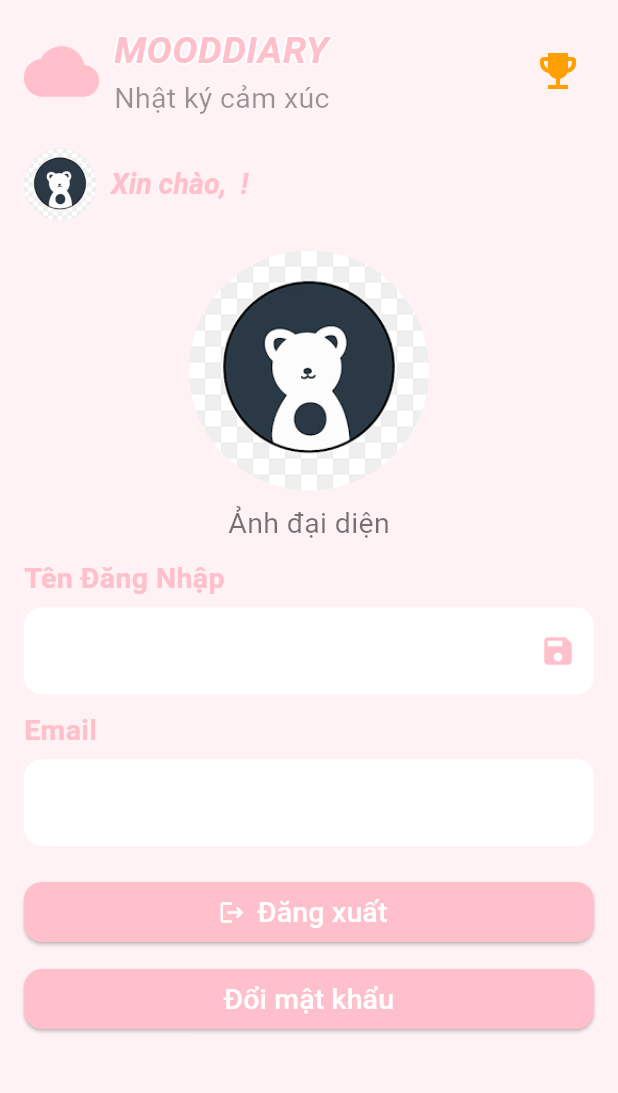
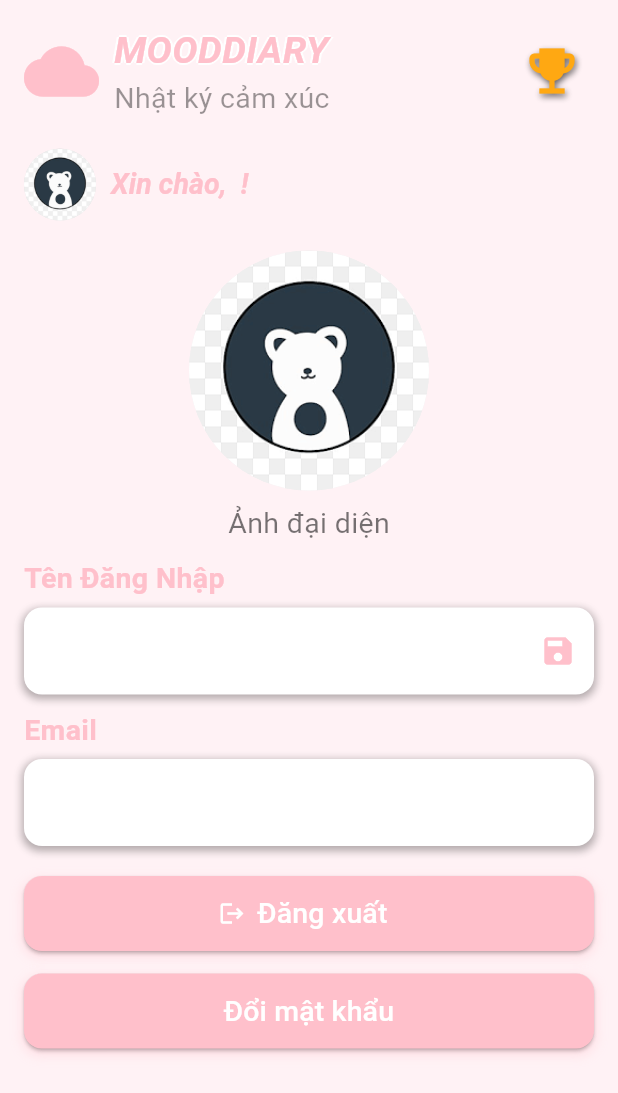
Before and after one commit to ThucNgan-04/MoodDiary, a Flutter app: the HomeContent screen opened directly, on a phone screen of 412 x 824 dp. Shown: the top 1093 px of the screen. Run offline on Flutter 3.47's test engine with Material 3 defaults, Android fonts, the light colour scheme and no system bars; our stand-ins replace fl_chart, flutter_secure_storage, image_picker, screenshot, share_plus, shared_preferences and 1 more; missing offline and left inert: translator; accounts and stored records are empty.

Commit message:
First commit: upload full project

```diff
--- a/Flutter/moods_diary/lib/screens/home_content.dart
+++ b/Flutter/moods_diary/lib/screens/home_content.dart
@@ -194,7 +194,19 @@
                       ),
                       const SizedBox(height: 6),
 
-                      TextField(
+                      Container(
+                        decoration: BoxDecoration(
+                          borderRadius: BorderRadius.circular(12),
+                          boxShadow: [
+                            BoxShadow(
+                              color: const Color.fromARGB(255, 0, 0, 0).withOpacity(0.3), // Màu bóng
+                              spreadRadius: 1, // Độ lan rộng nhẹ
+                              blurRadius: 4, // Độ mờ
+                              offset: const Offset(0, 2), // Đổ bóng xuống dưới
+                            ),
+                          ],
+                        ),
+                        child: TextField(
                           controller: usernameController,
                           readOnly: false,
                           style: const TextStyle(
@@ -203,7 +215,7 @@
                           ),
                           decoration: InputDecoration(
                             filled: true,
-                          fillColor: Colors.white,
+                            fillColor: Colors.white, // Nền trắng của TextField
                             border: OutlineInputBorder(
                               borderRadius: BorderRadius.circular(12),
                               borderSide: BorderSide.none,
@@ -212,6 +224,7 @@
                               icon: Icon(Icons.save, color: selectedColor),
                               tooltip: 'Lưu thay đổi',
                               onPressed: _updateUsername,
+                            ),
                           ),
                         ),
                       ),
@@ -229,7 +242,20 @@
                         ),
                       ),
                       const SizedBox(height: 6),
-                      TextField(
+
+                      Container(
+                        decoration: BoxDecoration(
+                          borderRadius: BorderRadius.circular(12),
+                          boxShadow: [
+                            BoxShadow(
+                              color: const Color.fromARGB(255, 0, 0, 0).withOpacity(0.3), // Màu bóng
+                              spreadRadius: 1, // Độ lan rộng nhẹ
+                              blurRadius: 4, // Độ mờ
+                              offset: const Offset(0, 2), // Đổ bóng xuống dưới
+                            ),
+                          ],
+                        ),
+                        child:  TextField(
                           controller: emailController,
                           readOnly: true,
                           style: const TextStyle(
@@ -245,10 +271,24 @@
                             ),
                           ),
                         ),
+                      ),
                       const SizedBox(height: 20),
 
                       // Nút đăng xuất
-                      SizedBox(
+                      Container(
+                        decoration: BoxDecoration(
+                          borderRadius: BorderRadius.circular(12),
+                          boxShadow: [
+                            BoxShadow(
+                              color: primaryColor.withOpacity(0.4), // Dùng màu chủ đạo để đổ bóng
+                              spreadRadius: 1,
+                              blurRadius: 6,
+                              offset: const Offset(0, 3), // Đổ bóng xuống dưới
+                            ),
+                          ],
+                        ),
+                        child:  SizedBox(
+                          height: 50,
                           width: double.infinity,
                           child: ElevatedButton.icon(
                             onPressed: _logout,
@@ -263,9 +303,23 @@
                             ),
                           ),
                         ),
-                      const SizedBox(height: 10),
+                      ),
+                      const SizedBox(height: 15),
                       // Nút đổi mật khẩu
-                      SizedBox(
+                      Container(
+                        decoration: BoxDecoration(
+                          borderRadius: BorderRadius.circular(12),
+                          boxShadow: [
+                            BoxShadow(
+                              color: primaryColor.withOpacity(0.4), // Dùng màu chủ đạo để đổ bóng
+                              spreadRadius: 1,
+                              blurRadius: 6,
+                              offset: const Offset(0, 3), // Đổ bóng xuống dưới
+                            ),
+                          ],
+                        ),
+                        child:  SizedBox(
+                          height: 50,
                           width: double.infinity,
                           child: ElevatedButton(
                             onPressed: () {
@@ -283,8 +337,10 @@
                                 borderRadius: BorderRadius.circular(12),
                               ),
                             ),
-                          child: const AutoText("Đổi mật khẩu",
-                              style: TextStyle(color: Colors.white)),
+                            child: const AutoText(
+                              "Đổi mật khẩu",
+                              style: TextStyle(color: Colors.white), ),
+                          ),
                         ),
                       ),
                       const SizedBox(height: 10),
--- a/Flutter/moods_diary/lib/screens/thongke_screen.dart
+++ b/Flutter/moods_diary/lib/screens/thongke_screen.dart
@@ -1,6 +1,6 @@
 import 'package:flutter/material.dart';
 import 'package:provider/provider.dart';
-import 'package:fl_chart/fl_chart.dart'; // Cần cho PieChart/BarChart
+import 'package:fl_chart/fl_chart.dart';
 
 import '../widgets/user_sayhello.dart';
 import '../widgets/auto_text.dart';
@@ -21,7 +21,6 @@
 }
 
 class _ThongKeScreenState extends State<ThongKeScreen> with SingleTickerProviderStateMixin {
-  // Thay đổi từ 'late' sang nullable và khởi tạo lại trong initState
   TabController? _tabController;
   final MoodService _moodService = MoodService();
 
@@ -54,7 +53,7 @@
 
   @override
   void dispose() {
-    _tabController?.dispose(); // Sử dụng ?. để đảm bảo an toàn
+    _tabController?.dispose();
     super.dispose();
   }
 
@@ -194,7 +193,7 @@
     );
   }
 
-  // --- WIDGET NỘI DUNG TAB 1: CẢM XÚC THÁNG (Biểu đồ Tròn) ---
+  // --- CẢM XÚC THÁNG (Biểu đồ Tròn) ---
   Widget _buildEmotionStatTab(Color selectedColor) {
     return SingleChildScrollView(
       padding: const EdgeInsets.all(16),
@@ -242,7 +241,7 @@
                   },
                 ),
                 const SizedBox(height: 10),
-                // 2. Biểu đồ tròn
+                //Biểu đồ tròn
                 if (stats.isEmpty)
                   Container(
                     height: 200,
@@ -283,7 +282,7 @@
           ),
           const SizedBox(height: 20),
 
-          // 3. Phần Thống kê chi tiết (Icon + %)
+          //Phần Thống kê chi tiết (Icon + %)
           AutoText(
             "THỐNG KÊ CẢM XÚC THÁNG ${selectedMonth.month}",
             textAlign: TextAlign.center,
@@ -345,7 +344,7 @@
                   ),
                   child: AutoText(
                     aiSuggestion == "Đang phân tích..." ? "Đang phân tích..." : "Phân tích cảm xúc",
-                    style: const TextStyle(fontSize: 16, fontWeight: FontWeight.bold),
+                    style: const TextStyle(fontSize: 16, fontWeight: FontWeight.bold, color: Colors.white),
                   ),
                 ),
                 const SizedBox(height: 12),
@@ -388,13 +387,12 @@
     );
   }
 
-  //  LỆ CHUYỂN ĐỔI (Biểu đồ Đường) ---
+  // Tỷ LỆ CHUYỂN ĐỔI (Biểu đồ Đường) ---
   Widget _buildTrendChartTab() {
     return SingleChildScrollView(
       padding: const EdgeInsets.all(16),
       child: Column(
         children: [
-          // Biểu đồ đường của bạn
           ThongKeUserStatChart(
             year: selectedMonth.year,
             month: selectedMonth.month,
@@ -416,8 +414,6 @@
   Widget build(BuildContext context) {
     // Đảm bảo TabController đã sẵn sàng trước khi build các widget phụ thuộc
     if (_tabController == null) {
-      // Trong thực tế, điều này không nên xảy ra nếu TabController được khởi tạo
-      // trong initState, nhưng là một biện pháp an toàn.
       return const Center(child: CircularProgressIndicator());
     }
 
@@ -432,14 +428,13 @@
           backgroundColor: selectedColor.withOpacity(0.2),
           body: Column(
             children: [
-              // 1. Phần Chào hỏi người dùng
               const Padding(
                 padding: EdgeInsets.only(top: 16.0, left: 16.0, right: 16.0),
                 child: UserSayHello(),
               ),
               const SizedBox(height: 10),
 
-              // 2. Tab Bar
+              // Tab Bar
               TabBar(
                 // Sử dụng toán tử ! vì đã kiểm tra null ở trên
                 controller: _tabController!,
@@ -450,7 +445,7 @@
                 indicatorColor: selectedColor,
               ),
 
-              // 3. Tab Bar View (Nội dung từng tab)
+              //Tab Bar View (Nội dung từng tab)
               Expanded(
                 child: isLoading
                     ? const Center(child: CircularProgressIndicator())
--- a/Flutter/moods_diary/lib/services/storage_service.dart
+++ b/Flutter/moods_diary/lib/services/storage_service.dart
@@ -7,7 +7,6 @@
   static const _secureKeyPrefix = 'secure_';
   final FlutterSecureStorage _secure = const FlutterSecureStorage();
 
-  // Singleton pattern (tuỳ ý)
   static final StorageService _instance = StorageService._internal();
   factory StorageService() => _instance;
   StorageService._internal();
@@ -28,7 +27,6 @@
     await _secure.deleteAll();
   }
 
-  /// Migrate from SharedPreferences to secure storage (if SharedPreferences has token etc).
   Future<void> migrateFromPrefsIfNeeded(List<String> keysToMigrate) async {
     final prefs = await SharedPreferences.getInstance();
     for (final key in keysToMigrate) {
@@ -37,7 +35,6 @@
       if (current != null && (secureVal == null || secureVal.isEmpty)) {
         try {
           await writeSecure(key, current);
-          // optional: remove old pref
           await prefs.remove(key);
           if (kDebugMode) debugPrint('[StorageService] Migrated $key -> secure storage');
         } catch (e) {
@@ -47,7 +44,6 @@
     }
   }
 
-  /// Helper: read from secure first, fallback to SharedPreferences
   Future<String?> readSecureOrPrefs(String key) async {
     final s = await readSecure(key);
     if (s != null) return s;
--- a/Flutter/moods_diary/lib/utils/app_themes.dart
+++ b/Flutter/moods_diary/lib/utils/app_themes.dart
@@ -1,6 +1,4 @@
-// tạo các chủ đề giao diện, dựa trên SettingProvider
 // lib/utils/app_themes.dart
-
 import 'package:flutter/material.dart';
 import '../providers/setting_provider.dart';
 
--- a/Flutter/moods_diary/lib/widgets/custom_button.dart
+++ b/Flutter/moods_diary/lib/widgets/custom_button.dart
@@ -1,17 +1,16 @@
 // lib/widgets/custom_button.dart
-
 import 'package:flutter/material.dart';
 
 class CustomButton extends StatelessWidget {
   final String text;
   final VoidCallback? onPressed;
-  final String? fontFamily; // Đã bỏ 'required' nếu bạn không sử dụng
+  final String? fontFamily;
 
   const CustomButton({
     super.key,
     required this.text,
     required this.onPressed,
-    this.fontFamily, // Đã bỏ 'required' nếu bạn không sử dụng
+    this.fontFamily,
   });
 
   @override
@@ -21,7 +20,7 @@
       child: Text(
         text,
         style: TextStyle(
-          fontFamily: fontFamily, // Dùng fontFamily nếu có
+          fontFamily: fontFamily,
         ),
       ),
     );
--- a/Flutter/moods_diary/lib/widgets/user_sayhello.dart
+++ b/Flutter/moods_diary/lib/widgets/user_sayhello.dart
@@ -81,7 +81,6 @@
                 IconButton(
                   tooltip: "Xem huy hiệu cảm xúc",
                   onPressed: () async {
-                    // Khi bấm vào → chuyển sang BadgeScreen và tắt chấm đỏ
                     await Navigator.push(
                       context,
                       MaterialPageRoute(builder: (context) => const BadgeScreen()),
@@ -89,18 +88,23 @@
                   },
                   icon: Icon(
                     Icons.emoji_events,
-                    color: Colors.amber[700],
-                    size: 32,
+                    color: const Color.fromARGB(255, 255, 168, 18),
+                    size: 40,
+                    shadows: [
+                        Shadow(
+                          offset: const Offset(1.0, 2.0), // Đổ bóng nhẹ xuống dưới và sang phải
+                          blurRadius: 5.0,
+                          color: Colors.black.withOpacity(0.6),
+                        ),
+                    ],
                   ),
                 ),
               ],
             ),
           ],
         ),
-
         const SizedBox(height: 20),
 
-        // ===== Hàng chào người dùng =====
         Row(
           children: [
             CircleAvatar(
```
Also changed, not shown: 1 other file. Lines whose indentation alone changed are shown as unchanged.
